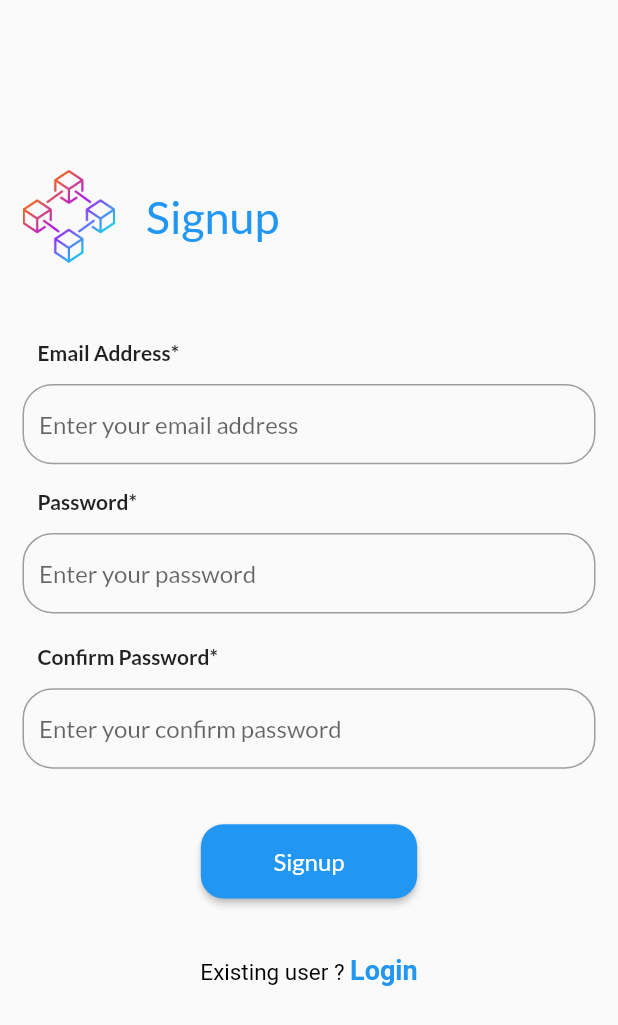
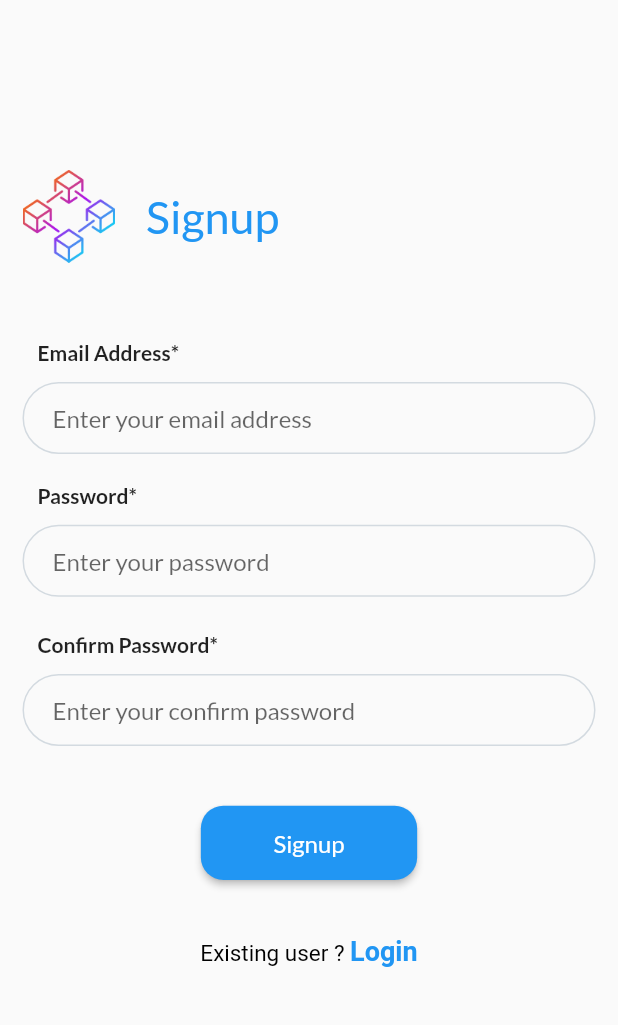
Before and after one commit to Mobioxy/crypto-wallet-app, a Flutter app: the SignupScreen screen opened directly, on a phone screen of 412 x 824 dp. Shown: the top 1025 px of the screen. Run offline on Flutter 3.47's test engine with Material 2 defaults, Android fonts, the phone set to English and light mode, and no system bars; our stand-ins replace flutter_riverpod, google_fonts, loading_indicator.

```diff
--- a/lib/common_widgets/text_field_container.dart
+++ b/lib/common_widgets/text_field_container.dart
@@ -1,3 +1,4 @@
+import 'package:crypto_wallet_app/core/colors.dart';
 import 'package:flutter/material.dart';
 import 'package:google_fonts/google_fonts.dart';
 
@@ -6,43 +7,81 @@ Widget textFieldContainer(
   String title,
   TextEditingController controller,
   String hintText,
-    bool obscureText,
-  ) {
+  bool obscureText, {
+  bool showTitle = true,
+  bool isMandatory = false,
+  Color fillColor = Colors.transparent,
+  double horizontalPadding = 20.0,
+  double verticalPadding = 10.0,
+  Icon? suffixIcon,
+  Icon? prefixIcon,
+}) {
   return Column(
     mainAxisSize: MainAxisSize.min,
     children: [
+      if (showTitle)
         Align(
           alignment: Alignment.centerLeft,
           child: Padding(
-              padding: const EdgeInsets.symmetric(
-                horizontal: 10,
-              ),
-              child: Text(
+            padding: const EdgeInsets.symmetric(horizontal: 10),
+            child: Row(
+              children: [
+                Text(
                   title,
                   style: GoogleFonts.lato(
                     fontWeight: FontWeight.bold,
                   ),
                 ),
-            )),
+                if (isMandatory)
+                  Text(
+                    ' *',
+                    style: GoogleFonts.lato(
+                        fontWeight: FontWeight.bold, color: errorText),
+                  ),
+              ],
+            ),
+          ),
+        ),
+      if (showTitle)
         SizedBox(
-          height: size.height * 0.015,
+          height: size.height * 0.01,
         ),
       Container(
         height: size.height * 0.065,
         alignment: Alignment.center,
-          padding: const EdgeInsets.symmetric(horizontal: 10),
-          decoration: BoxDecoration(
-            border: Border.all(
-              color: Colors.grey,
-            ),
-            borderRadius: BorderRadius.circular(20),
-          ),
         child: TextFormField(
           obscureText: obscureText,
           controller: controller,
           decoration: InputDecoration(
+            filled: true,
+            fillColor: fillColor,
             hintText: hintText,
-              border: InputBorder.none,
+            suffixIcon: suffixIcon,
+            prefixIcon: prefixIcon,
+            contentPadding: EdgeInsets.symmetric(
+              horizontal: horizontalPadding,
+              vertical: verticalPadding,
+            ),
+            border:
+                UnderlineInputBorder(borderRadius: BorderRadius.circular(50)),
+            focusedBorder: OutlineInputBorder(
+              borderSide: const BorderSide(color: Color(0xffD3DAE0)),
+              borderRadius: BorderRadius.circular(50),
+            ),
+            enabledBorder: OutlineInputBorder(
+              borderSide: const BorderSide(color: Color(0xffD3DAE0)),
+              borderRadius: BorderRadius.circular(50),
+            ),
+            focusedErrorBorder: OutlineInputBorder(
+              borderSide: const BorderSide(color: Colors.red),
+              // borderSide: const BorderSide(color: Color(0xffD3DAE0)),
+              borderRadius: BorderRadius.circular(50),
+            ),
+            errorBorder: OutlineInputBorder(
+              borderSide: const BorderSide(color: Colors.red),
+              // borderSide: const BorderSide(color: Color(0xffD3DAE0)),
+              borderRadius: BorderRadius.circular(50),
+            ),
           ),
         ),
       ),
--- a/lib/core/colors.dart
+++ b/lib/core/colors.dart
@@ -7,3 +7,5 @@ const Color secondColor = Color.fromRGBO(105, 20, 245, 1);
 const Color thirdColor = Color.fromRGBO(18, 34, 244, 1);
 
 const Color lightGreyColor = Color.fromRGBO(219, 222, 226, 1);
+
+const Color errorText = Colors.red;
```
Also changed, not shown: lib/common_widgets/cta_button.dart (added, +46 -0 lines), lib/common_widgets/gradient_text.dart (added, +42 -0 lines), lib/main.dart (+3 -4 lines), lib/screens/import_token/import_token_screen.dart (+71 -7 lines), lib/screens/import_token/provider/import_token_provider.dart (added, +25 -0 lines), lib/screens/import_token/widgets/custom_token_tab.dart (added, +78 -0 lines), lib/screens/import_token/widgets/search_tab.dart (added, +51 -0 lines), pubspec.yaml (+2 -39 lines), 3 other files. Lines whose indentation alone changed are shown as unchanged.
